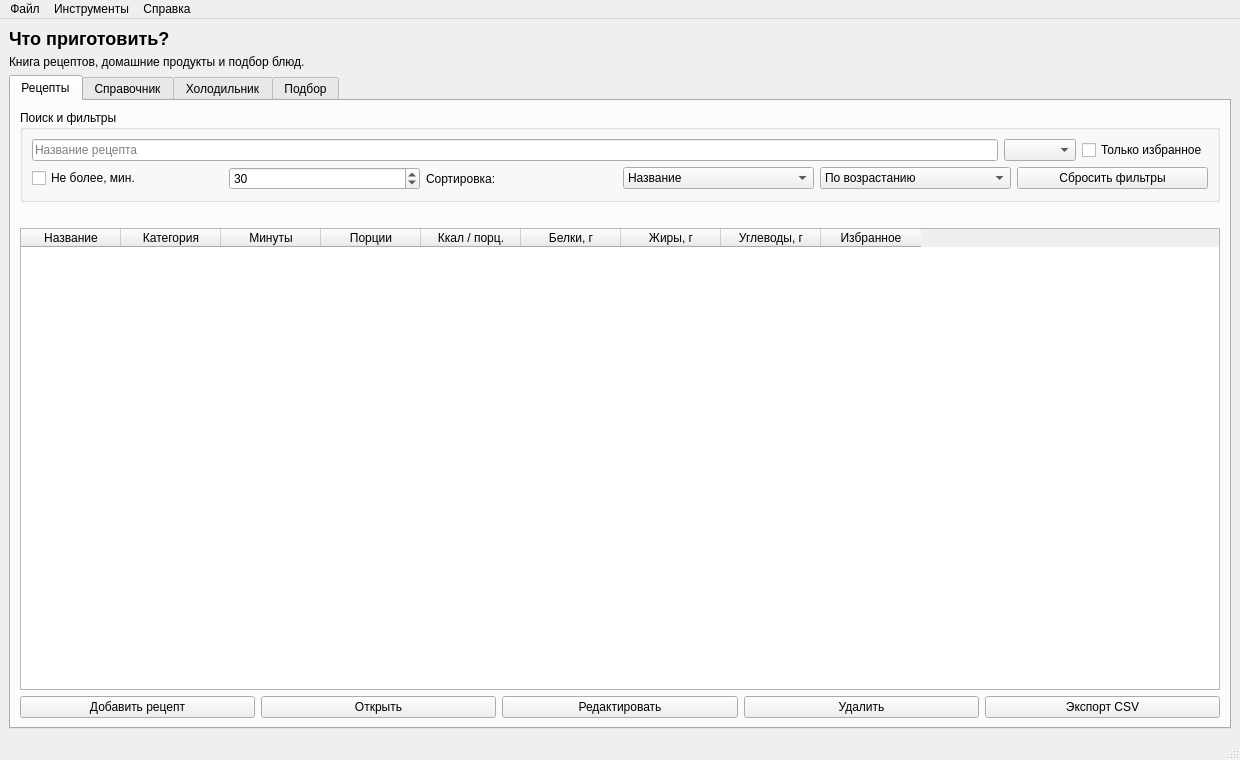
This is ui/main_window.ui in chaykalla2026-lang/what_to_cook_Project as Qt 5 draws it before an edit. The edited form follows.
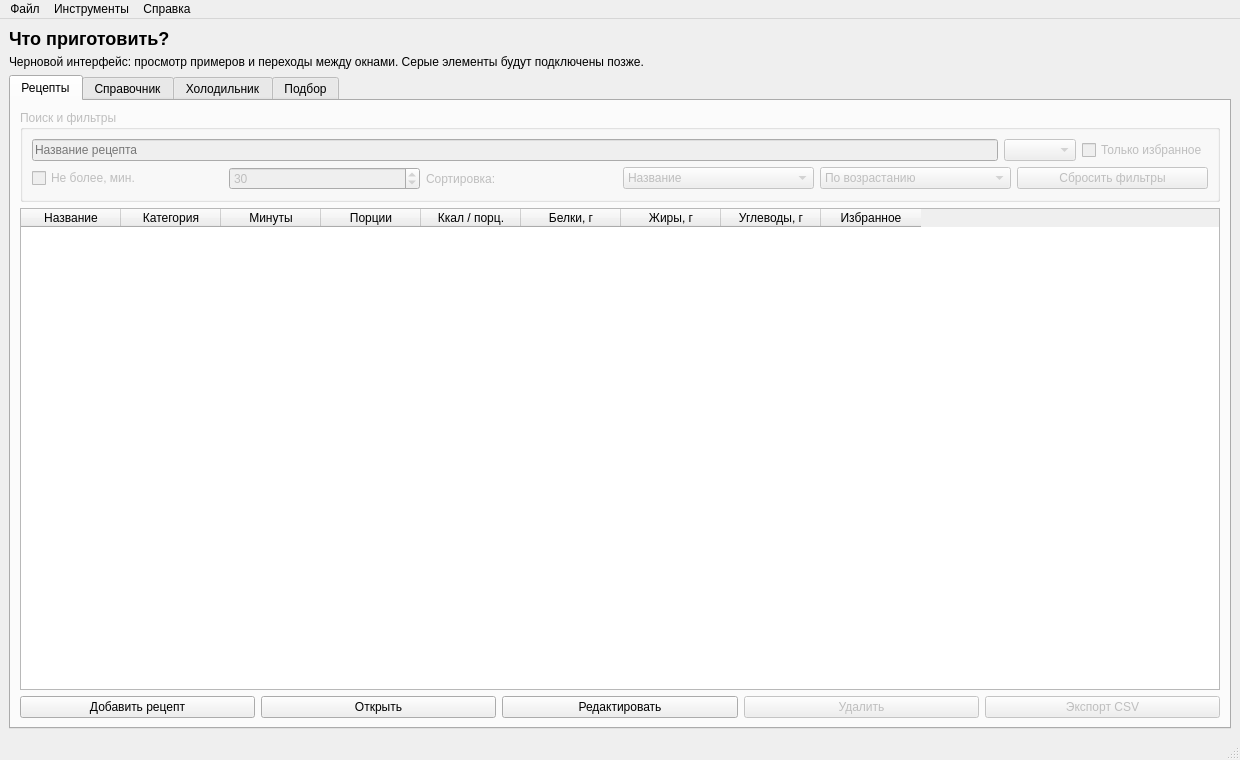
This is the edited form.

```diff
--- a/ui/main_window.ui
+++ b/ui/main_window.ui
@@ -27,12 +27,12 @@
     </item>
     <item>
      <widget class="QLabel" name="draftLabel">
+      <property name="text">
+       <string>Черновой интерфейс: просмотр примеров и переходы между окнами. Серые элементы будут подключены позже.</string>
+      </property>
       <property name="wordWrap">
        <bool>true</bool>
       </property>
-      <property name="text">
-       <string>Книга рецептов, домашние продукты и подбор блюд.</string>
-      </property>
      </widget>
     </item>
     <item>
@@ -158,7 +158,10 @@
                 <string>Сбросить фильтры</string>
                </property>
                <property name="enabled">
-                <bool>true</bool>
+                <bool>false</bool>
+               </property>
+               <property name="toolTip">
+                <string>Будет подключено на следующем этапе</string>
                </property>
               </widget>
              </item>
@@ -166,14 +169,7 @@
            </item>
           </layout>
           <property name="enabled">
-           <bool>true</bool>
-          </property>
-         </widget>
-        </item>
-        <item>
-         <widget class="QLabel" name="recipesHint">
-          <property name="text">
-           <string />
+           <bool>false</bool>
           </property>
          </widget>
         </item>
@@ -273,7 +269,10 @@
              <string>Удалить</string>
             </property>
             <property name="enabled">
-             <bool>true</bool>
+             <bool>false</bool>
+            </property>
+            <property name="toolTip">
+             <string>Будет подключено на следующем этапе</string>
             </property>
            </widget>
           </item>
@@ -283,7 +282,10 @@
              <string>Экспорт CSV</string>
             </property>
             <property name="enabled">
-             <bool>true</bool>
+             <bool>false</bool>
+            </property>
+            <property name="toolTip">
+             <string>Будет подключено на следующем этапе</string>
             </property>
            </widget>
           </item>
@@ -810,12 +812,6 @@
    </property>
   </action>
   <widget class="QStatusBar" name="statusbar" />
-  <property name="minimumSize">
-   <size>
-    <width>1024</width>
-    <height>700</height>
-   </size>
-  </property>
  </widget>
  <resources />
  <connections />
```
Left out of the diff: 67 changed lines with no effect on the pictures.
